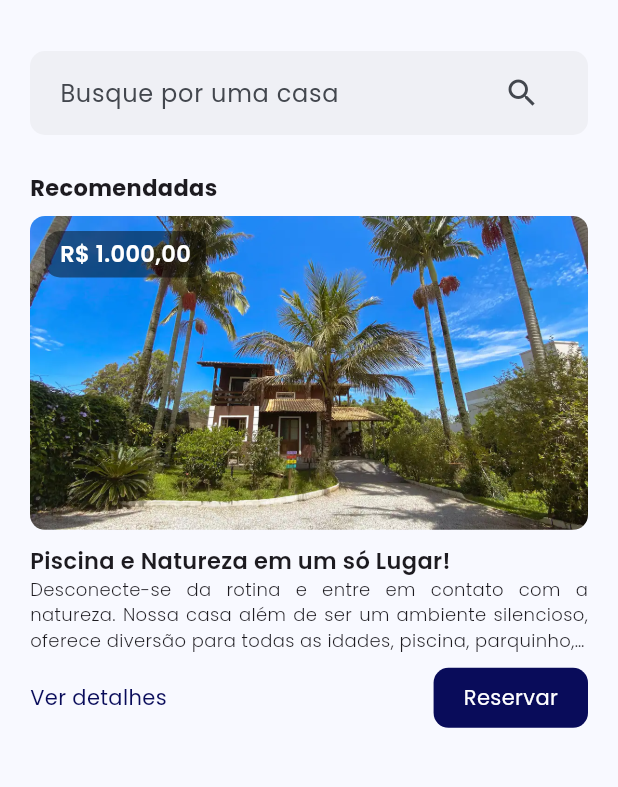
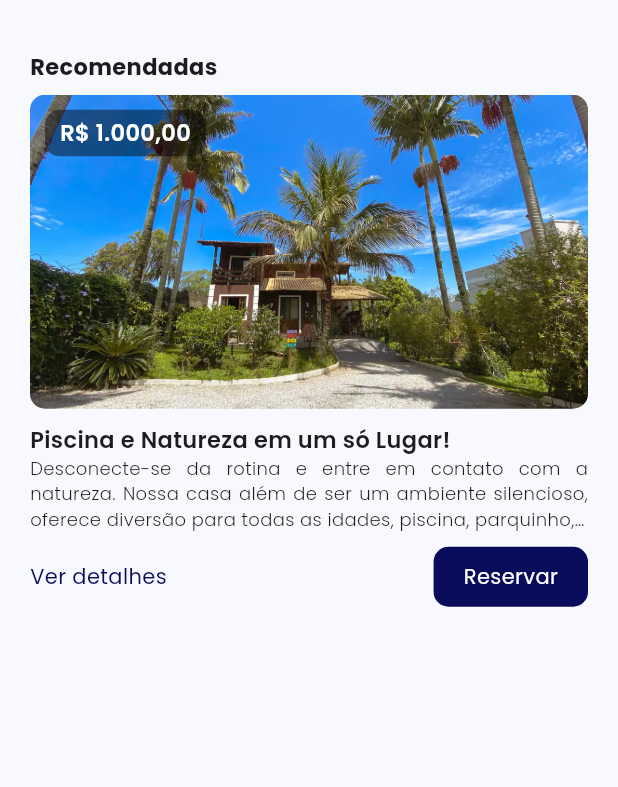
Before and after one commit to carlosabdoamaral/stayfloripa, a Flutter app: the screen it shows after launch, on a phone screen of 412 x 824 dp, the part 63-850 px from its top. Run offline on Flutter 3.47's test engine with Material 3 defaults, Android fonts, the phone set to English and light mode, and no system bars; our stand-ins replace carousel_slider, google_fonts; missing offline and left inert: dart:ffi.

Commit message:
Fixing home index out of range

```diff
--- a/mobile/lib/pages/home_page.dart
+++ b/mobile/lib/pages/home_page.dart
@@ -15,7 +15,7 @@ class HomePage extends StatefulWidget {
 
 class _HomePageState extends State<HomePage> {
   List<HouseDetailsModel> houses = [];
-  HouseDetailsModel selectedHouse = HouseDetailsModel();
+  HouseDetailsModel? mainHouse = null;
   bool shouldRenderMainHouse = true;
 
   getHouses() async {
@@ -29,7 +29,7 @@ class _HomePageState extends State<HomePage> {
 
     setState(() {
       houses = housesFormatted;
-      selectedHouse = housesFormatted[0];
+      mainHouse = housesFormatted[0];
     });
   }
 
@@ -46,7 +46,46 @@ class _HomePageState extends State<HomePage> {
   @override
   Widget build(BuildContext context) {
     double deviceHeight = MediaQuery.of(context).size.height;
-    double deviceWith = MediaQuery.of(context).size.width;
+
+    Widget buildSearchBar() {
+      return Container(
+        padding: const EdgeInsets.symmetric(horizontal: 20),
+        decoration: BoxDecoration(
+          color: Colors.grey.withOpacity(0.1),
+          borderRadius: BorderRadius.circular(10),
+        ),
+        child: TextFormField(
+          initialValue: '',
+          decoration: const InputDecoration(
+            labelText: 'Busque por uma casa',
+            border: InputBorder.none,
+            suffixIcon: Icon(
+              Icons.search,
+            ),
+          ),
+        ),
+      );
+    }
+
+    Widget buildSuggestionsSection() {
+      return Column(
+        crossAxisAlignment: CrossAxisAlignment.start,
+        children: [
+          Text(
+            "Recomendadas",
+            style: GoogleFonts.poppins(
+              fontSize: 15,
+              fontWeight: FontWeight.w700,
+            ),
+          ),
+          SizedBox(height: deviceHeight * 0.01),
+          if (shouldRenderMainHouse && mainHouse != null)
+            MainHouseComponent(
+              house: mainHouse!,
+            ),
+        ],
+      );
+    }
 
     return Scaffold(
       appBar: AppBar(
@@ -68,34 +107,9 @@ class _HomePageState extends State<HomePage> {
             child: Column(
               crossAxisAlignment: CrossAxisAlignment.start,
               children: [
-                Container(
-                  padding: const EdgeInsets.symmetric(horizontal: 20),
-                  decoration: BoxDecoration(
-                    color: Colors.grey.withOpacity(0.1),
-                    borderRadius: BorderRadius.circular(10),
-                  ),
-                  child: TextFormField(
-                    initialValue: '',
-                    decoration: const InputDecoration(
-                      labelText: 'Busque por uma casa',
-                      border: InputBorder.none,
-                      suffixIcon: Icon(
-                        Icons.search,
-                      ),
-                    ),
-                  ),
-                ),
-                SizedBox(height: deviceHeight * 0.03),
-                Text(
-                  "Recomendadas",
-                  style: GoogleFonts.poppins(
-                    fontSize: 15,
-                    fontWeight: FontWeight.w700,
-                  ),
-                ),
-                SizedBox(height: deviceHeight * 0.01),
-                if (shouldRenderMainHouse) MainHouseComponent(house: houses[0]),
-                SizedBox(height: deviceHeight * 0.06),
+                // buildSearchBar(),
+                // SizedBox(height: deviceHeight * 0.03),
+                buildSuggestionsSection()
               ],
             ),
           ),
```
